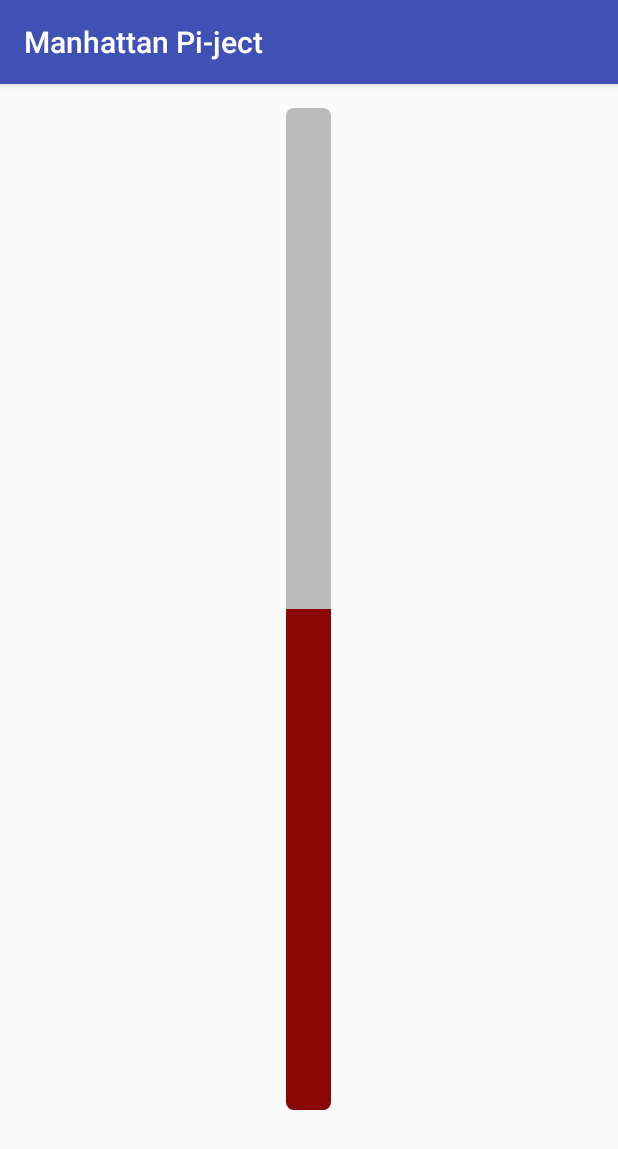
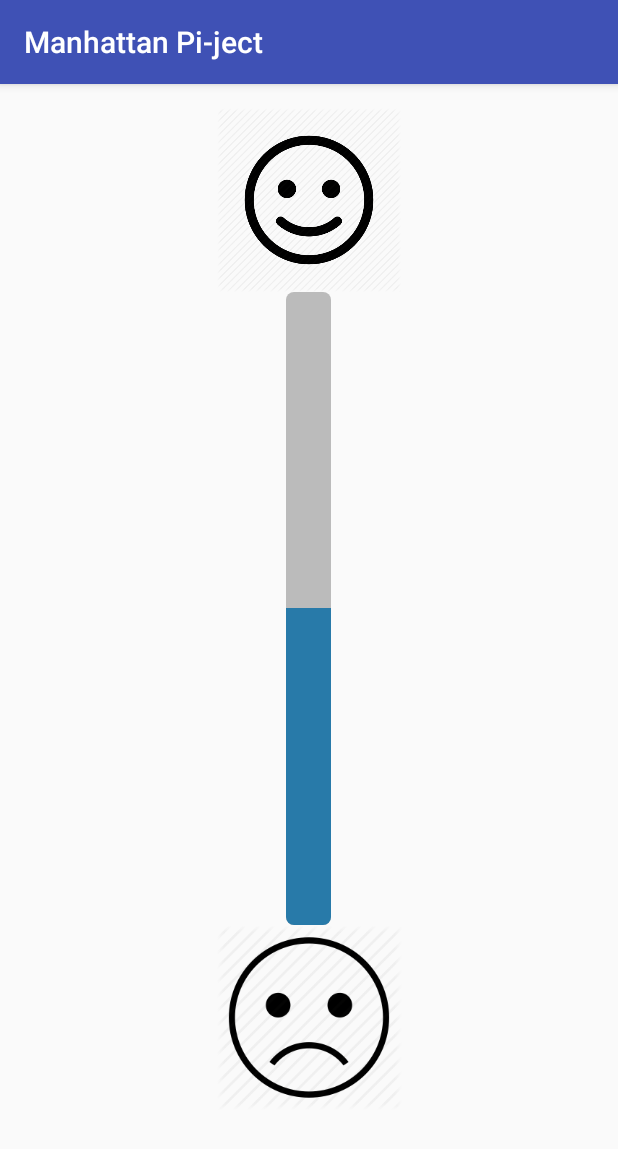
Before and after one commit to FermiFriends/Manhattan-Pi-ject, an Android app: the screen it shows after launch (FindBombActivity), after a tap on "PLAY", on a phone screen of 412 x 824 dp. Shown: the top 1149 px of the screen. Run offline under Robolectric (Android 15) with nearby library versions, the phone set to English and light mode, and no system bars.

Commit message:
[RJ] Added image view to FindBombActivity's xml.

```diff
--- a/ManhattanPi-ject/app/src/main/java/com/example/fermifriends/manhattanpi_ject/FindBombActivity.java
+++ b/ManhattanPi-ject/app/src/main/java/com/example/fermifriends/manhattanpi_ject/FindBombActivity.java
@@ -9,7 +9,6 @@ import android.content.Intent;
 import android.content.IntentFilter;
 import android.content.SharedPreferences;
 import android.graphics.Color;
-import android.graphics.PorterDuff;
 import android.os.Bundle;
 import android.support.v7.app.AppCompatActivity;
 import android.view.View;
@@ -23,6 +22,7 @@ public class FindBombActivity extends AppCompatActivity {
 
     public static final double MAX_DISTANCE_COMPARATOR = 10000;
     public static final double MIN_PROGRESS_TO_PROCEED = 85;
+    public static final int GREEN_COLOR = 0xFF2dd187;
 
     public static final String DEVICE_BLUETOOTH_NAME = "pynamite";
     public static final BluetoothAdapter BLUETOOTH_ADAPTER = BluetoothAdapter.getDefaultAdapter();
@@ -40,7 +40,7 @@ public class FindBombActivity extends AppCompatActivity {
                         int progress = (int) Math.floor((1 - distance / MAX_DISTANCE_COMPARATOR) * 100);
                         if (progress >= MIN_PROGRESS_TO_PROCEED) {
                             Button button = (Button) (findViewById(R.id.disarmButton));
-                            button.setBackgroundColor(Color.GREEN);
+                            button.setBackgroundColor(GREEN_COLOR);
                             button.setTextColor(Color.WHITE);
                             button.setVisibility(View.VISIBLE);
                         } else {
--- a/ManhattanPi-ject/app/src/main/res/layout/activity_find_bomb.xml
+++ b/ManhattanPi-ject/app/src/main/res/layout/activity_find_bomb.xml
@@ -1,5 +1,6 @@
 <?xml version="1.0" encoding="utf-8"?>
 <RelativeLayout xmlns:android="http://schemas.android.com/apk/res/android"
+    xmlns:app="http://schemas.android.com/apk/res-auto"
     xmlns:tools="http://schemas.android.com/tools"
     android:id="@+id/activity_find_bomb"
     android:layout_width="match_parent"
@@ -15,6 +16,18 @@
         android:layout_width="match_parent"
         android:layout_height="match_parent">
 
+        <ImageView
+            android:layout_width="match_parent"
+            app:srcCompat="@mipmap/smiley_up"
+            android:layout_alignParentBottom="true"
+            android:layout_centerHorizontal="true"
+            android:id="@+id/smileyUp"
+            android:layout_weight="1"
+            android:scaleType="fitCenter"
+            android:adjustViewBounds="false"
+            android:cropToPadding="false"
+            android:layout_height="0.1dp" />
+
         <ProgressBar
             android:id="@+id/bluetoothStrengthBar"
             style="@style/Widget.ProgressBar.Vertical"
@@ -28,6 +41,18 @@
             android:contextClickable="true"
             android:onClick="refreshRSSI"
             android:isScrollContainer="false" />
+
+        <ImageView
+            android:layout_width="match_parent"
+            app:srcCompat="@mipmap/smiley_down"
+            android:layout_alignParentBottom="true"
+            android:layout_centerHorizontal="true"
+            android:id="@+id/smileyDown"
+            android:layout_weight="1"
+            android:scaleType="fitCenter"
+            android:adjustViewBounds="false"
+            android:cropToPadding="false"
+            android:layout_height="0.1dp" />
 
         <Button
             android:id="@+id/disarmButton"
--- a/ManhattanPi-ject/app/src/main/res/values/colors.xml
+++ b/ManhattanPi-ject/app/src/main/res/values/colors.xml
@@ -2,8 +2,6 @@
 <resources>
     <color name="colorPrimary">#3F51B5</color>
     <color name="colorPrimaryDark">#303F9F</color>
-    <color name="colorAccent">#FF4081</color>
-    <color name="colorDanger">#8A0707</color>
-    <color name="colorSafe">#2DD187</color>
-    <color name="colorSignalStrength">#8A0707</color>
+    <color name="colorAccent">#2dd187</color>
+    <color name="colorSignalStrength">#287AA9</color>
 </resources>
```
Also changed, not shown: ManhattanPi-ject/app/src/main/res/mipmap-hdpi/smiley_down.png (added), ManhattanPi-ject/app/src/main/res/mipmap-hdpi/smiley_up.png (added).
